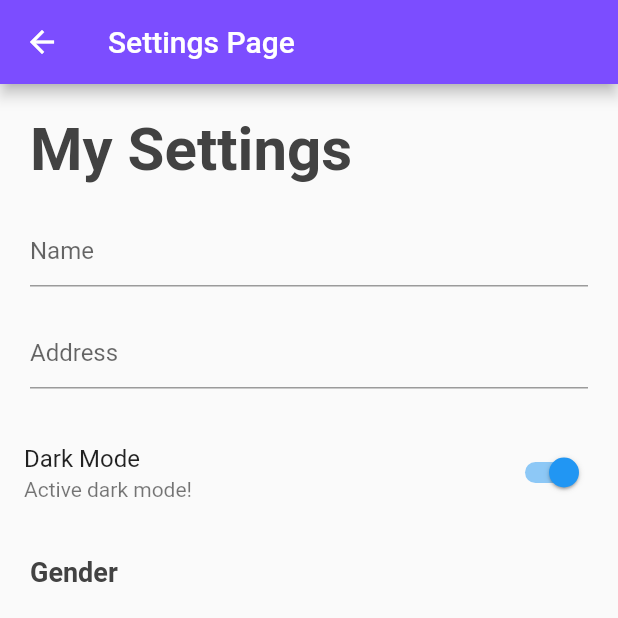
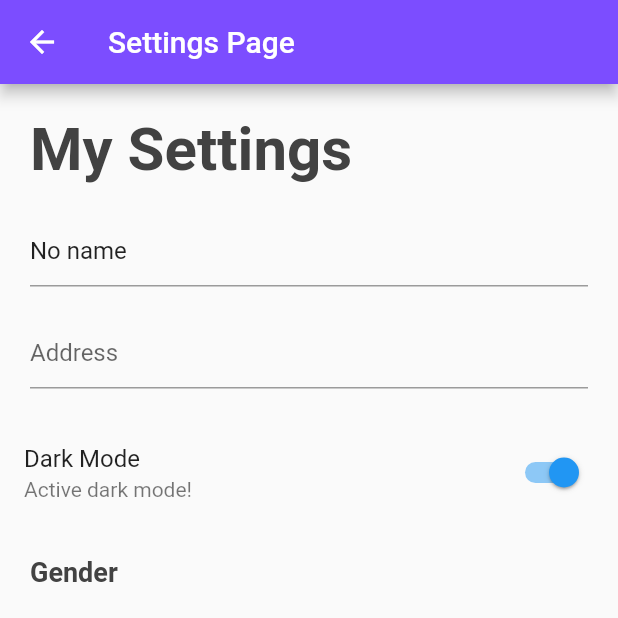
Before and after one commit to gian-pc/flutter_SP_2, a Flutter app: the screen it shows after launch, in the side drawer, after a tap on "Settings", on a phone screen of 412 x 824 dp, the top half of it. Run offline on Flutter 3.47's test engine with Material 2 defaults, Android fonts, the phone set to English and light mode, and no system bars; our stand-ins replace shared_preferences; network calls fail.

```diff
--- a/lib/pages/settings_page.dart
+++ b/lib/pages/settings_page.dart
@@ -8,6 +8,7 @@ class SettingsPage extends StatefulWidget {
 
 class _SettingsPageState extends State<SettingsPage> {
   String nameValue = "";
+  TextEditingController _nameController = TextEditingController();
 
   @override
   void initState() {
@@ -17,8 +18,8 @@ class _SettingsPageState extends State<SettingsPage> {
 
   getSharedPreferences() async {
     SharedPreferences luisito = await SharedPreferences.getInstance();
-    String name = luisito.getString("name") ?? "No name";
-    print(name);
+    _nameController.text = luisito.getString("name") ?? "No name";
+
   }
 
   saveSharedPreferences() async {
@@ -49,6 +50,7 @@ class _SettingsPageState extends State<SettingsPage> {
           Container(
             margin: EdgeInsets.symmetric(horizontal: 20),
             child: TextField(
+              controller: _nameController,
               decoration: InputDecoration(hintText: "Name"),
               onChanged: (String value) {
                 nameValue = value;
```
